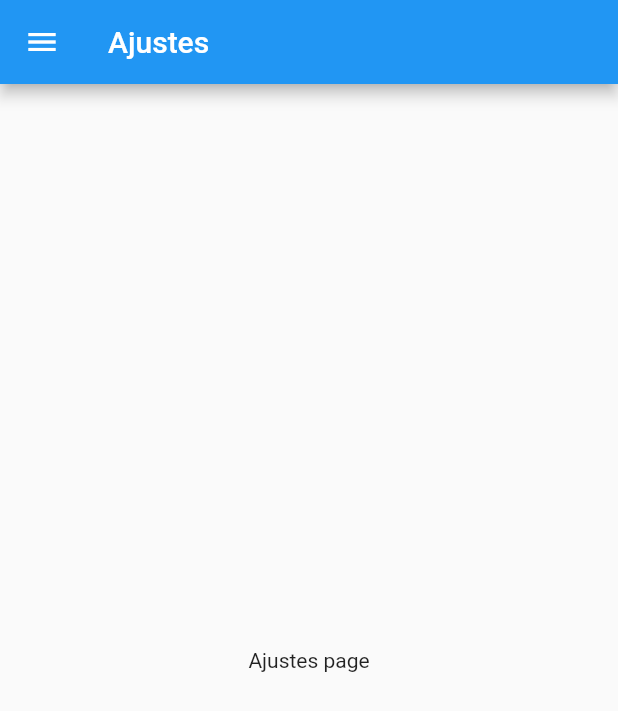
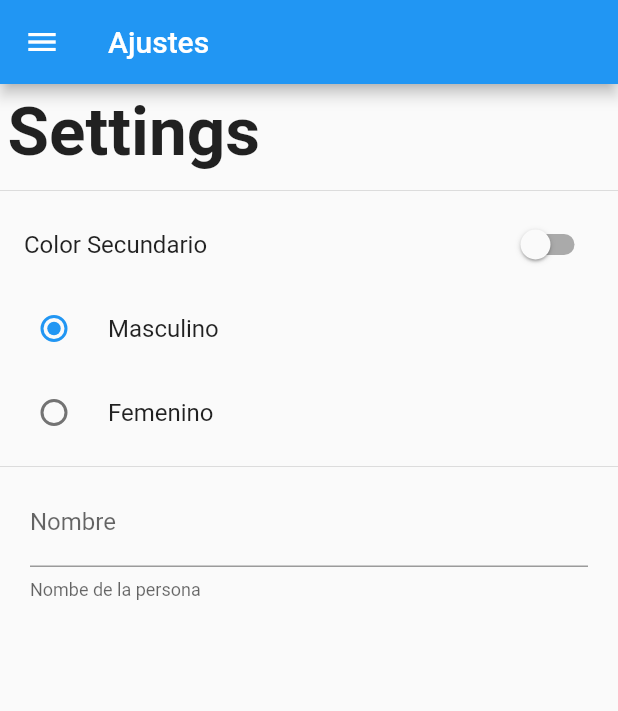
Before and after one commit to jhon2520/PreferenciasUsuario, a Flutter app: the SettingPage screen opened by its route, on a phone screen of 412 x 824 dp. Shown: the top 711 px of the screen. Run offline on Flutter 3.47's test engine with Material 2 defaults, Android fonts, the phone set to English and light mode, and no system bars; our stand-ins replace shared_preferences; accounts and stored records are empty.

Commit message:
preferencias de usuario terminadas

```diff
--- a/lib/src/pages/settings_page.dart
+++ b/lib/src/pages/settings_page.dart
@@ -1,19 +1,97 @@
 import 'package:flutter/material.dart';
+import 'package:preferencias_usuario/src/shared_prefs/preferencias_usuario.dart';
 import 'package:preferencias_usuario/src/widgets/menu_widget.dart';
 
-class SettingPage extends StatelessWidget {
+
+class SettingPage extends StatefulWidget {
 
   static final String routeName = "settings";
+
+  @override
+  _SettingPageState createState() => _SettingPageState();
+}
+
+class _SettingPageState extends State<SettingPage> {
+
+  bool? _colorSecundario;
+  int? _genero;
+  String _nombre = "Pepe";
+
+
+  TextEditingController? _textController;
+  final PreferenciasUsuario preferencias = new PreferenciasUsuario();
+
+ @override
+  void initState(){
+    super.initState();
+    _genero = preferencias.genero;
+    _colorSecundario = preferencias.colorSecundario;
+    _nombre = preferencias.nombreUsuario;
+    preferencias.ultimaPagina = SettingPage.routeName;
+
+    _textController = new TextEditingController(text: _nombre);
+  }
+
+   _getSelectedRadio(int? valor) {
+     setState(() {
+       preferencias.genero = valor!;
+       _genero = valor;
+     });
+  }
+
 
   @override
   Widget build(BuildContext context) {
     return Scaffold(
       drawer: MenuWidget(),
       appBar: AppBar(
+        backgroundColor: preferencias.colorSecundario ? Colors.teal : Colors.blue,
         title: Text("Ajustes"),
       ),
-      body: Center(
-        child: Text("Ajustes page"),
+      body:ListView(
+        children: [
+
+          Container(
+            padding: EdgeInsets.all(5.0),
+            child: Text("Settings",style: TextStyle(fontSize: 45.0,fontWeight: FontWeight.bold),),
+          ),
+          Divider(),
+          SwitchListTile(
+            value: _colorSecundario!,
+            title: Text("Color Secundario"),
+            onChanged: (bool value){
+              setState(() {
+
+              _colorSecundario = value;
+              preferencias.colorSecundario = value;
+              });
+            }),
+          RadioListTile(
+            value: 1,
+            title: Text("Masculino"),
+            groupValue: _genero,
+            onChanged: _getSelectedRadio,
+          ),
+          RadioListTile(
+            value: 2,
+            title: Text("Femenino"),
+            groupValue: _genero,
+            onChanged: _getSelectedRadio),
+          Divider(),
+          Container(
+            padding: EdgeInsets.symmetric(horizontal: 20.0),
+            child: TextField(
+              controller: _textController,
+              decoration: InputDecoration(
+                labelText: "Nombre",
+                helperText: "Nombe de la persona"
+              ),
+              onChanged: (String value){
+                preferencias.nombreUsuario = value;
+              },
+            ),
+          )
+        ],
       )
     );
 
--- /dev/null
+++ b/lib/src/shared_prefs/preferencias_usuario.dart
@@ -0,0 +1,65 @@
+
+import 'package:preferencias_usuario/src/pages/home_page.dart';
+import 'package:shared_preferences/shared_preferences.dart';
+
+class PreferenciasUsuario{
+
+  static final PreferenciasUsuario _instancia = new PreferenciasUsuario._internal();
+
+  factory PreferenciasUsuario(){
+    return _instancia;
+  }
+
+  PreferenciasUsuario._internal();
+
+  SharedPreferences? _preferences;
+
+  initPrefs() async {
+    this._preferences = await SharedPreferences.getInstance();
+  }
+
+  //get y set del genero
+
+  int get genero{
+    return _preferences!.getInt("genero") ?? 1;
+  }
+  set genero(int value){
+    _preferences!.setInt("genero", value);
+  }
+
+    //get y set del color secundario
+
+  bool get colorSecundario{
+    return _preferences!.getBool("colorSecundario") ?? false;
+  }
+  set colorSecundario(bool value){
+    _preferences!.setBool("colorSecundario", value);
+  }
+
+      //get y set del nombreUsuario
+
+  String get nombreUsuario{
+    return _preferences!.getString("nombreUsuario") ?? "";
+  }
+  set nombreUsuario(String value){
+    _preferences!.setString("nombreUsuario", value);
+  }
+
+        //get y set última página
+
+  String get ultimaPagina{
+    return _preferences!.getString("ultimaPagina") ?? HomePage.routeName;
+  }
+  set ultimaPagina(String value){
+    _preferences!.setString("ultimaPagina", value);
+  }
+
+
+
+
+
+
+
+
+
+}
--- a/pubspec.yaml
+++ b/pubspec.yaml
@@ -28,6 +28,7 @@ dependencies:
   # The following adds the Cupertino Icons font to your application.
   # Use with the CupertinoIcons class for iOS style icons.
   cupertino_icons: ^1.0.2
+  shared_preferences: ^2.0.6
 
 dev_dependencies:
   flutter_test:
```
Also changed, not shown: lib/main.dart (+11 -3 lines), lib/src/pages/home_page.dart (+9 -3 lines), pubspec.lock.
